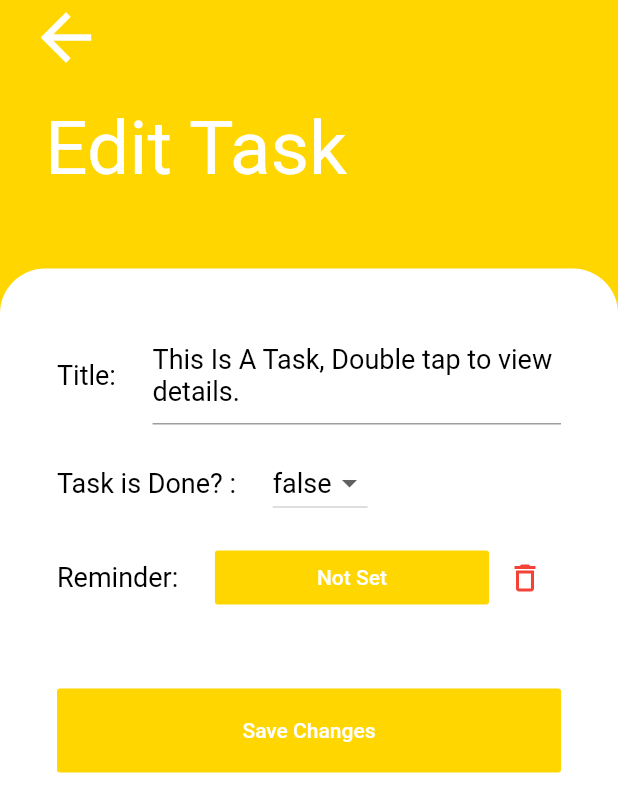
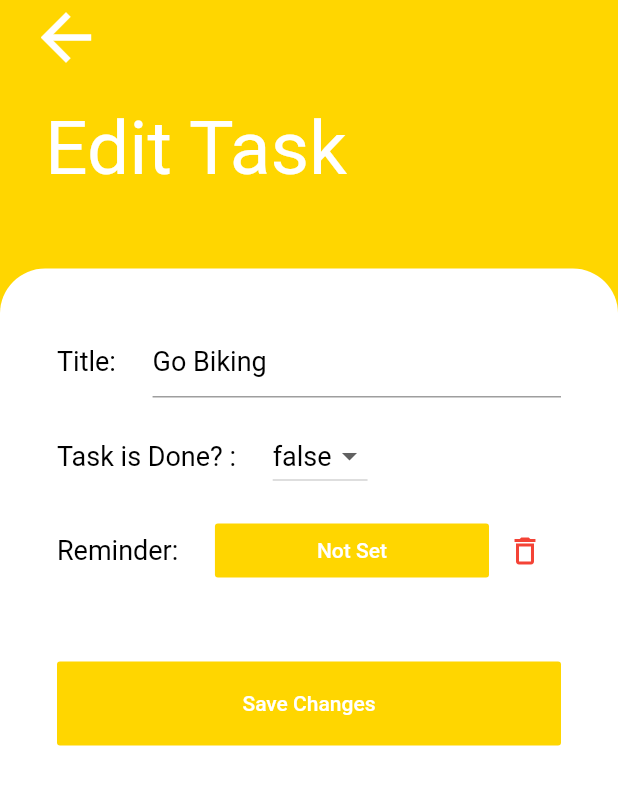
Before and after one commit to Kelleshia/Task-List-app, a Flutter app: the TaskEditScreen screen opened directly with sample values from the repository, on a phone screen of 412 x 824 dp. Shown: the top 812 px of the screen. Run offline on Flutter 3.47's test engine with Material 2 defaults, Android fonts, the phone set to English and light mode, and no system bars; our stand-ins replace flutter_local_notifications, localstorage.

Commit message:
Minor fies

```diff
--- a/lib/models/task_data.dart
+++ b/lib/models/task_data.dart
@@ -8,10 +8,9 @@ final LocalStorage localStorage = LocalStorage(
 
 class TaskData extends ChangeNotifier {
   List<Task> tasks = [
-    Task(title: 'This Is A Task, Double tap to view details.'),
-    Task(title: 'Click the + button, to add a new task'),
-    Task(title: 'Check the task, to mark it complete'),
-    Task(title: 'Hold the text to delete the task.'),
+    Task(title: 'Go Biking'),
+    Task(title: 'Bake a Cake'),
+    Task(title: 'Read a book'),
   ];
 
   Future<void> _saveToStorage() async {
--- a/lib/screens/add_task_screen.dart
+++ b/lib/screens/add_task_screen.dart
@@ -101,14 +101,14 @@ class _AddTaskScreenState extends State<AddTaskScreen> {
 
                   setState(() {});
                 },
-                subtitle: Text('Remind me about this item'),
+                subtitle: Text('Reminder Set'),
               ),
               SizedBox(
                 height: 10.0,
               ),
               Container(
                   child: remindMe
-                      ? Text('Reminder set at: ' +
+                      ? Text('Reminder Date: ' +
                           DateTime(
                                   reminderDate.year,
                                   reminderDate.month,
--- a/pubspec.yaml
+++ b/pubspec.yaml
@@ -3,7 +3,7 @@ description: A Task list application, made using flutter
 
 publish_to: 'none' # Remove this line if you wish to publish to pub.dev
 
-version: 1.5.1+1
+version: 1.0.0+1
 
 environment:
   sdk: ">=2.7.0 <3.0.0"
```
Also changed, not shown: screenshot.jpg (deleted), 2 other files.
